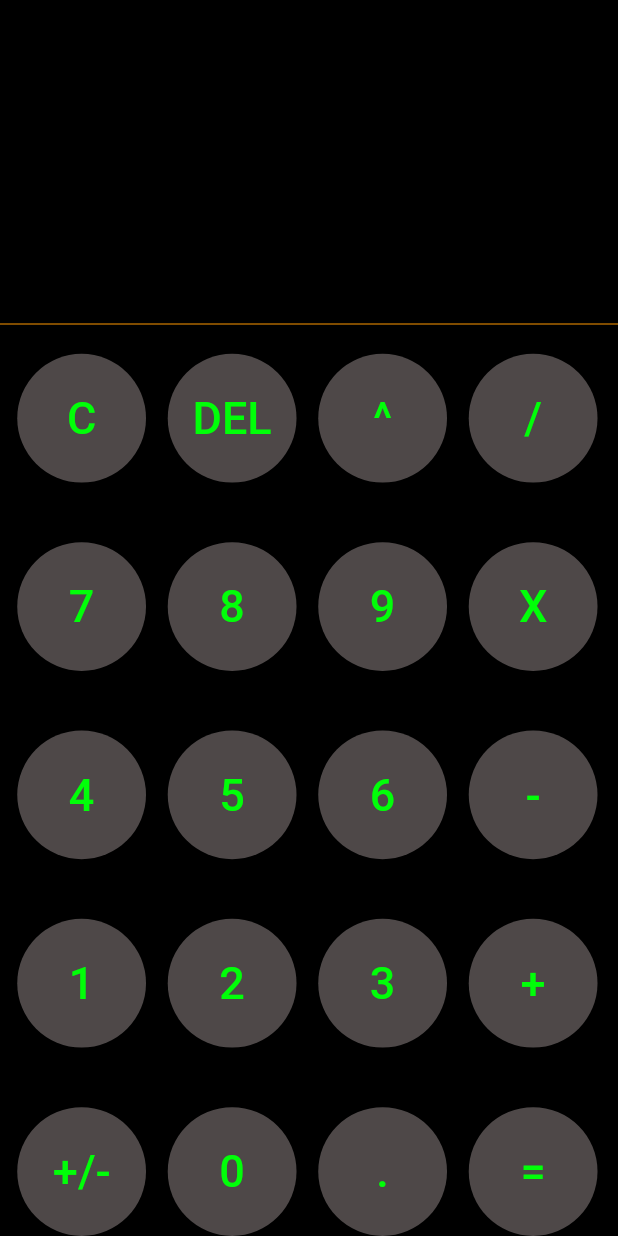
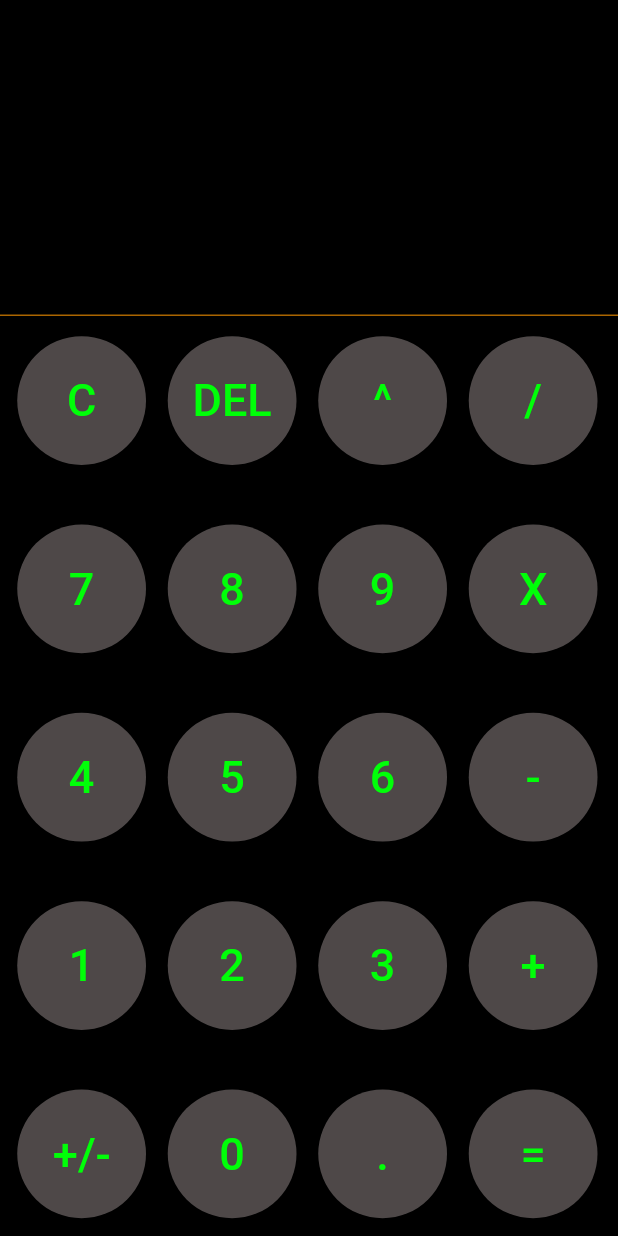
Before and after one commit to ayman-adas/calculator, a Flutter app: the screen it shows after launch, on a phone screen of 412 x 824 dp. Run offline on Flutter 3.47's test engine with Material 2 defaults, Android fonts, the phone set to English and light mode, and no system bars.

Commit message:
Update v_body.dart

```diff
--- a/calculator/lib/view/v_body.dart
+++ b/calculator/lib/view/v_body.dart
@@ -113,7 +113,9 @@ class _VBodyState extends State<VBody> {
         children: [
           //view answer
           answerWidget, //divider between answer and buttons
-          const Divider(height: 20, color: Colors.orange),
+          Divider(
+              height: MediaQuery.of(context).size.height / 100,
+              color: Colors.orange),
           CButtonRow(
               // text 1 to make clear for number
               // text 2 to make delete the last number
@@ -144,7 +146,6 @@ class _VBodyState extends State<VBody> {
                 } else {
                   num2 = num2.substring(0, num2.length - 1);
                   ans = ans.substring(0, num2.length - 1);
-
                 }
 
                 setState(() {});
```
